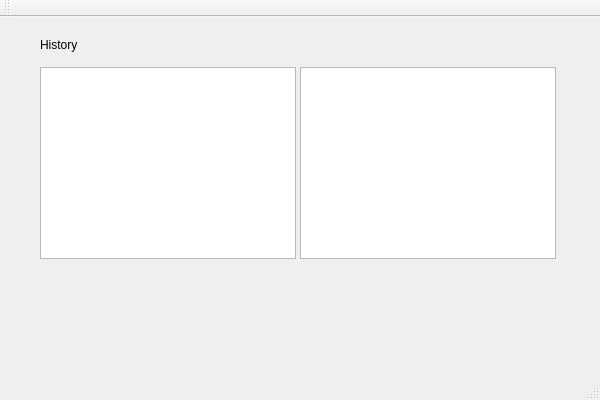
The window that HistoryUI.ui (CarsonV/MathQuizGenerator) describes before a commit, drawn with Qt 5.
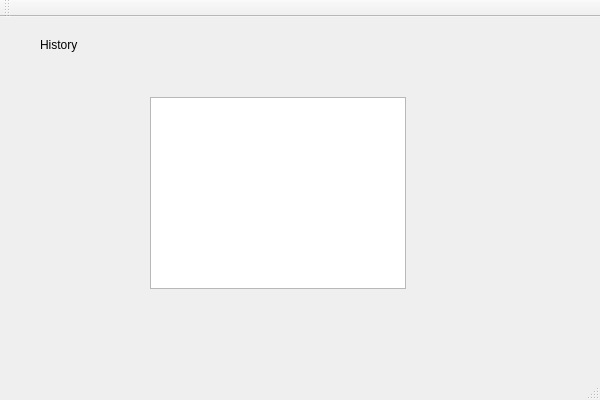
The same window after the commit.

Commit message: UserDB History Initial Implementation

The edit to the form file:
```diff
--- a/HistoryUI.ui
+++ b/HistoryUI.ui
@@ -14,26 +14,6 @@
    <string>HistoryUI</string>
   </property>
   <widget class="QWidget" name="centralWidget">
-   <widget class="QTextBrowser" name="textBrowser">
-    <property name="geometry">
-     <rect>
-      <x>40</x>
-      <y>50</y>
-      <width>256</width>
-      <height>192</height>
-     </rect>
-    </property>
-   </widget>
-   <widget class="QTextBrowser" name="textBrowser_2">
-    <property name="geometry">
-     <rect>
-      <x>300</x>
-      <y>50</y>
-      <width>256</width>
-      <height>192</height>
-     </rect>
-    </property>
-   </widget>
    <widget class="QLabel" name="label">
     <property name="geometry">
      <rect>
@@ -47,6 +27,16 @@
      <string>History</string>
     </property>
    </widget>
+   <widget class="QListWidget" name="scoreList">
+    <property name="geometry">
+     <rect>
+      <x>150</x>
+      <y>80</y>
+      <width>256</width>
+      <height>192</height>
+     </rect>
+    </property>
+   </widget>
   </widget>
   <widget class="QMenuBar" name="menuBar">
    <property name="geometry">
```
Left out of the diff: 2 changed lines with no effect on the pictures. The commit also changes 6 other files.
